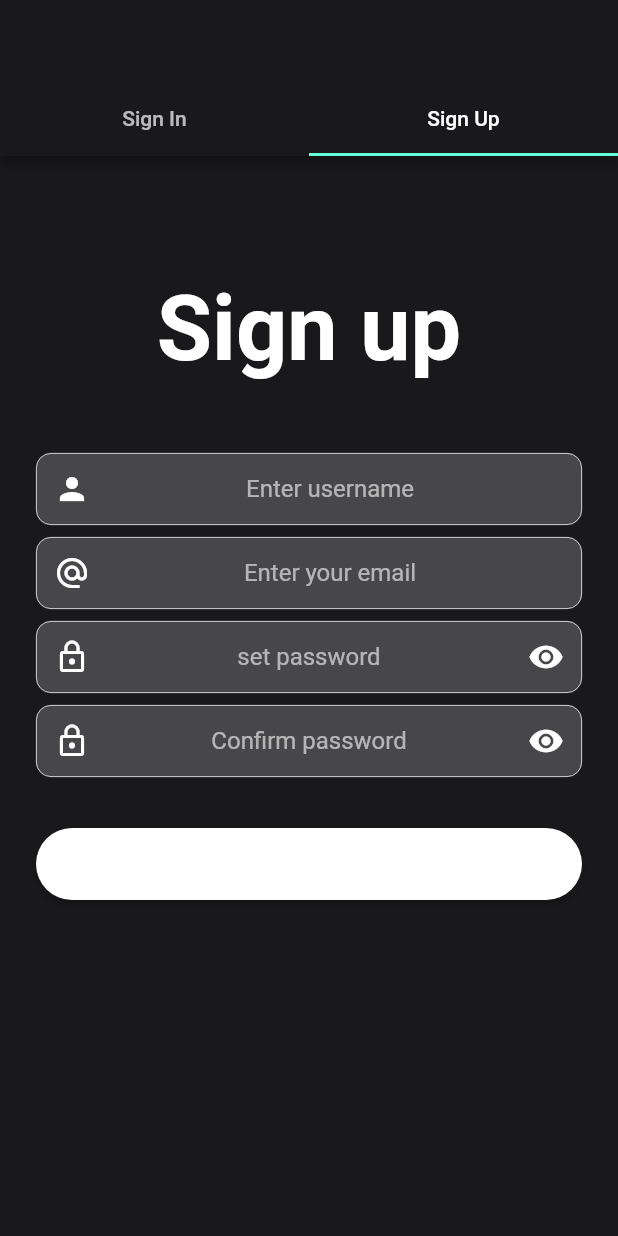
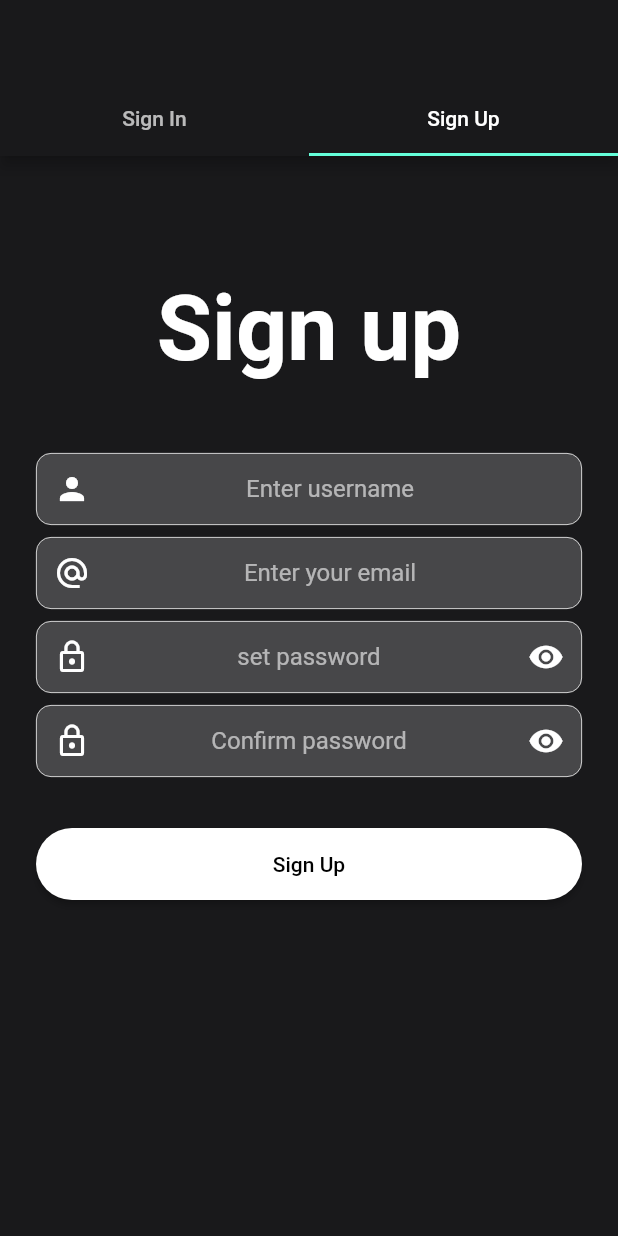
Before and after one commit to divyansh04/icu, a Flutter app: the screen it shows after launch, tab 2 chosen, on a phone screen of 412 x 824 dp. Run offline on Flutter 3.47's test engine with Material 2 defaults, Android fonts, the phone set to English and light mode, and no system bars; our stand-ins replace cached_network_image, cloud_firestore, firebase_auth, firebase_storage, fluttertoast, google_sign_in and 6 more; missing offline and left inert: agora_rtc_engine, emoji_picker; accounts and stored records are empty.

```diff
--- a/lib/screens/tabBarWidgets/LogInWidget.dart
+++ b/lib/screens/tabBarWidgets/LogInWidget.dart
@@ -166,7 +166,7 @@ class _LogInWidgetState extends State<LogInWidget> {
                         Padding(
                           padding: const EdgeInsets.all(8.0),
                           child: Text(
-                            'sign in with',
+                            'Continue with',
                             textAlign: TextAlign.center,
                             style: TextStyle(
                                 color: Colors.white,
--- a/lib/screens/tabBarWidgets/SignUpWidget.dart
+++ b/lib/screens/tabBarWidgets/SignUpWidget.dart
@@ -4,6 +4,7 @@ import 'package:icu/resources/auth_methods.dart';
 import 'package:icu/screens/home_screen.dart';
 import 'package:icu/utils/universal_variables.dart';
 import 'package:firebase_auth/firebase_auth.dart';
+
 class SignUpWidget extends StatefulWidget {
   @override
   _SignUpWidgetState createState() => _SignUpWidgetState();
@@ -199,7 +200,12 @@ class _SignUpWidgetState extends State<SignUpWidget> {
                             color: Colors.white,
                             borderRadius: BorderRadius.circular(30.0),
                             elevation: 2.0,
-                            child: MaterialButton(onPressed: () async {
+                            child: MaterialButton(
+                                child: Text(
+                                  'Sign Up',
+                                  style: TextStyle(color: Colors.black),
+                                ),
+                                onPressed: () async {
                                   if (_formKey.currentState.validate()) {
                                     performSignUp();
                                   }
@@ -214,6 +220,7 @@ class _SignUpWidgetState extends State<SignUpWidget> {
             ),
           );
   }
+
   void performSignUp() async {
     setState(() {
       isSignUpPressed = true;
@@ -228,6 +235,7 @@ class _SignUpWidgetState extends State<SignUpWidget> {
       isSignUpPressed = false;
     });
   }
+
   void authenticateUser(FirebaseUser user) {
     _authMethods.authenticateUser(user).then((isNewUser) {
       setState(() {
@@ -235,7 +243,7 @@ class _SignUpWidgetState extends State<SignUpWidget> {
       });
 
       if (isNewUser) {
-        _authMethods.addDataToDataBase(user,name.text).then((value) {
+        _authMethods.addDataToDataBase(user, name.text).then((value) {
           Navigator.pushReplacement(context,
               MaterialPageRoute(builder: (context) {
             return HomeScreen();
```
Lines whose indentation alone changed are shown as unchanged.
